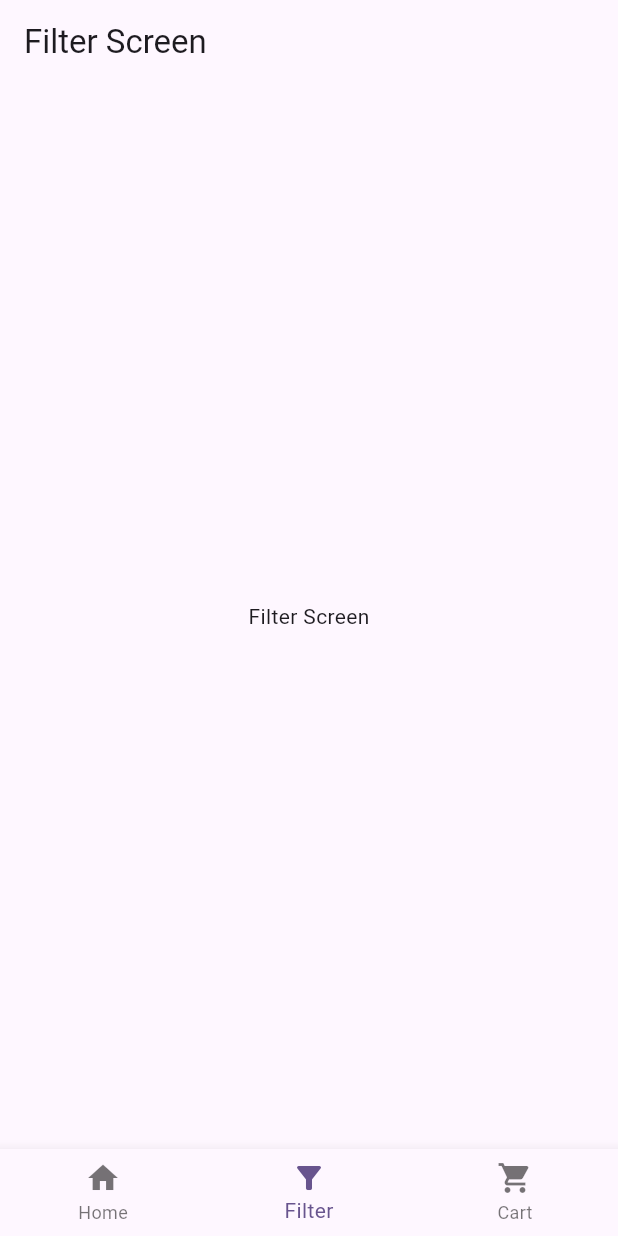
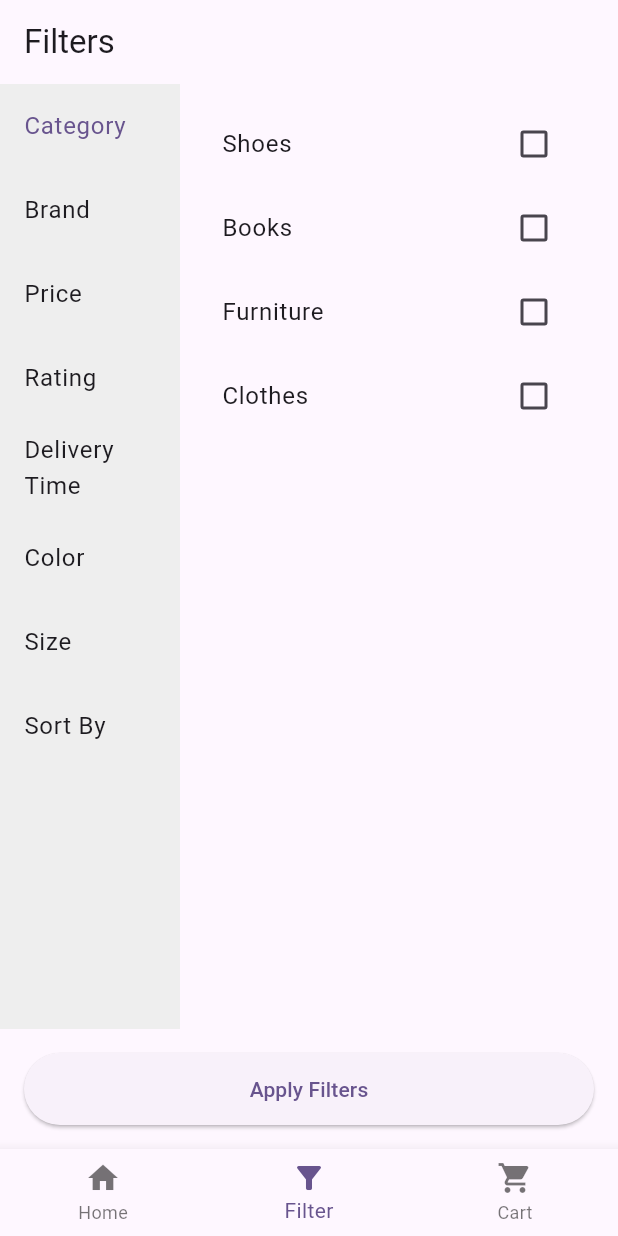
Before and after one commit to akashmehta/ticl_ecommerce, a Flutter app: the screen it shows after launch, item 2 of the bottom bar chosen, on a phone screen of 412 x 824 dp. Run offline on Flutter 3.47's test engine with Material 3 defaults, Android fonts, the phone set to English and light mode, and no system bars; our stand-ins replace cached_network_image, flutter_riverpod; missing offline and left inert: awesome_rating; network calls fail.

Commit message:
Filter screen design.

```diff
--- a/lib/filter/filter_screen.dart
+++ b/lib/filter/filter_screen.dart
@@ -1,12 +1,108 @@
 import 'package:flutter/material.dart';
 
-class FilterScreen extends StatelessWidget {
+class FilterScreen extends StatelessWidget  {
+  // Category list and notifier for selection
+  final ValueNotifier<String> selectedCategory = ValueNotifier('Category');
+
+  // Checkbox states for "Category" filters
+  final ValueNotifier<Map<String, bool>> categoryFilters = ValueNotifier({
+    'Shoes': false,
+    'Books': false,
+    'Furniture': false,
+    'Clothes': false,
+  });
+
+  final List<String> filterCategories = [
+    'Category',
+    'Brand',
+    'Price',
+    'Rating',
+    'Delivery Time',
+    'Color',
+    'Size',
+    'Sort By',
+  ];
+
   @override
   Widget build(BuildContext context) {
     return Scaffold(
-      appBar: AppBar(title: const Text("Filter Screen"),),
-      body: const Center(child: Text("Filter Screen")),
+      appBar: AppBar(title: Text('Filters'),),
+      body: Row(
+        children: [
+          // Filter category list
+          Container(
+            width: 120,
+            color: Colors.grey.shade200,
+            child: ListView.builder(
+              itemCount: filterCategories.length,
+              itemBuilder: (context, index) {
+                final cat = filterCategories[index];
+                return ValueListenableBuilder<String>(
+                  valueListenable: selectedCategory,
+                  builder: (_, value, __) {
+                    final isSelected = value == cat;
+                    return ListTile(
+                      title: Text(cat),
+                      selected: isSelected,
+                      selectedTileColor: Colors.white,
+                      onTap: () => selectedCategory.value = cat,
+                    );
+                  },
+                );
+              },
+            ),
+          ),
+
+          // Options for selected category
+          Expanded(
+            child: Padding(
+              padding: const EdgeInsets.all(12),
+              child: ValueListenableBuilder<String>(
+                valueListenable: selectedCategory,
+                builder: (_, value, __) {
+                  if (value == 'Category') {
+                    return ValueListenableBuilder<Map<String, bool>>(
+                      valueListenable: categoryFilters,
+                      builder: (_, filters, __) {
+                        return ListView(
+                          children: filters.entries.map((entry) {
+                            return CheckboxListTile(
+                              title: Text(entry.key),
+                              value: entry.value,
+                              onChanged: (newValue) {
+                                categoryFilters.value = {
+                                  ...filters,
+                                  entry.key: newValue ?? false,
+                                };
+                              },
+                            );
+                          }).toList(),
+                        );
+                      },
+                    );
+                  } else {
+                    return Center(child: Text('No options available'));
+                  }
+                },
+              ),
+            ),
+          ),
+        ],
+      ),
+
+      // Apply button
+      bottomNavigationBar: Padding(
+        padding: const EdgeInsets.all(16.0),
+        child: ElevatedButton(
+          onPressed: () {
+            // Apply logic here
+          },
+          child: Text('Apply Filters'),
+          style: ElevatedButton.styleFrom(
+            minimumSize: Size.fromHeight(48),
+          ),
+        ),
+      ),
     );
   }
-
 }
--- a/lib/products/presentation/product_card.dart
+++ b/lib/products/presentation/product_card.dart
@@ -68,7 +68,7 @@ class ProductCard extends StatelessWidget {
             flex: 5,
             child: Text(
               textAlign: TextAlign.start,
-              'Rs. ${product['price'] ?? 'NA'}',
+              '\u{20B9}${product['price'] ?? 'NA'}',
               style: const TextStyle(fontSize: 12, fontWeight: FontWeight.bold),
               maxLines: 1,
               overflow: TextOverflow.ellipsis,
```
